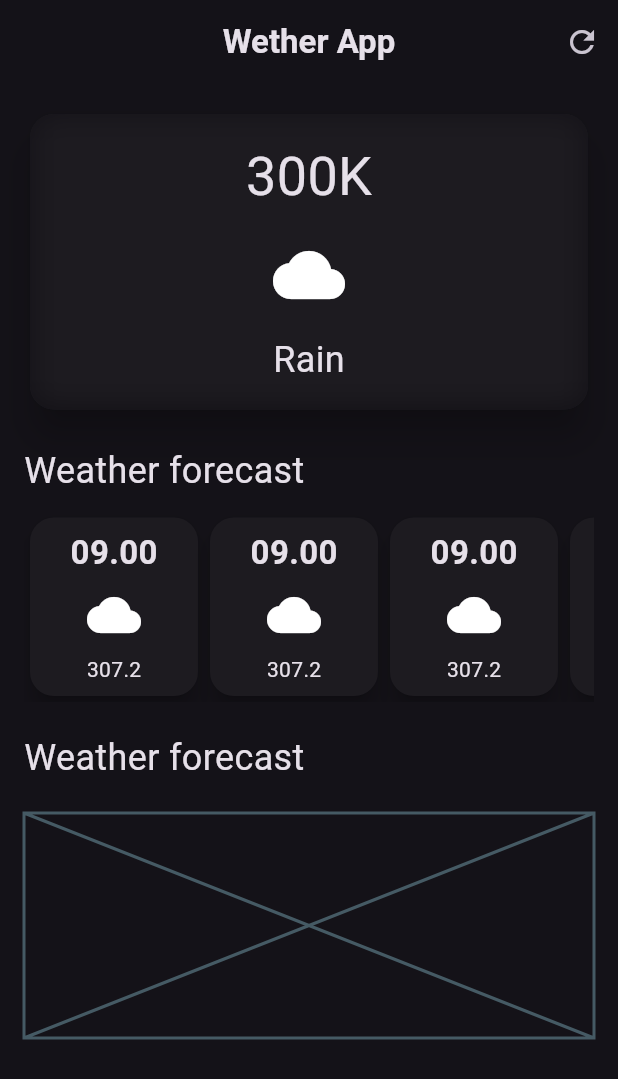
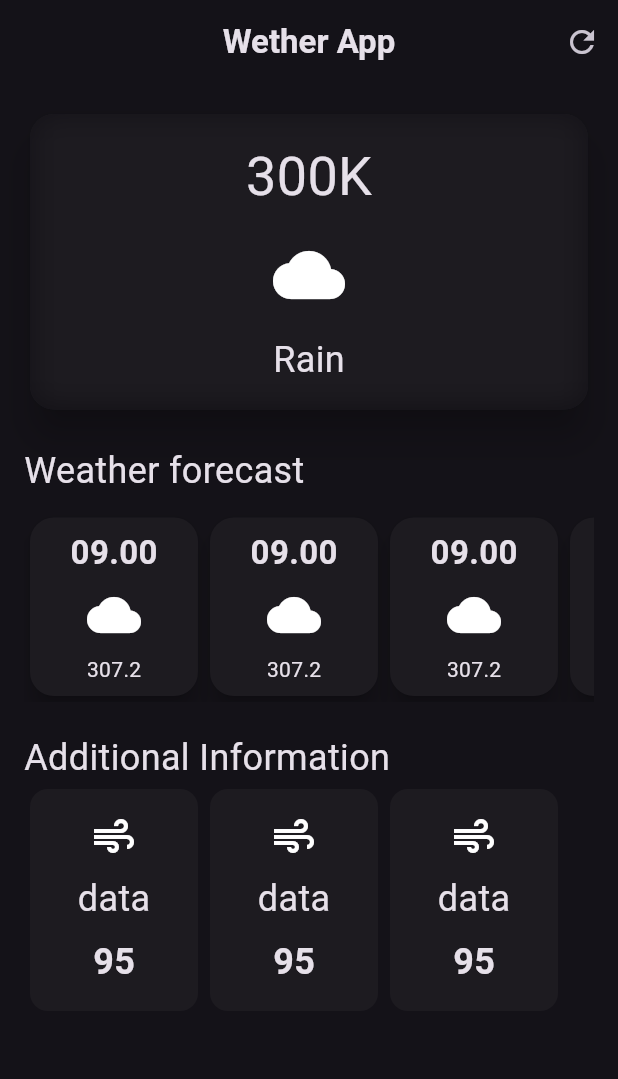
Before and after one commit to Tharnickanth/Weather-App, a Flutter app: the screen it shows after launch, on a phone screen of 412 x 824 dp. Shown: the top 1079 px of the screen. Run offline on Flutter 3.47's test engine with Material 3 defaults, Android fonts, the phone set to English and light mode, and no system bars.

Commit message:
Additional Information

```diff
--- a/lib/wether_screen.dart
+++ b/lib/wether_screen.dart
@@ -89,20 +89,58 @@ class Wether_Screen extends StatelessWidget {
               scrollDirection: Axis.horizontal,
               child: Row(
                 children: [
-                  Container(
+                  WeatherForecastCard(),
+                  WeatherForecastCard(),
+                  WeatherForecastCard(),
+                  WeatherForecastCard(),
+                  WeatherForecastCard(),
+                ],
+              ),
+            ),
+            SizedBox(
+              height: 20,
+            ),
+
+            //additional informatation
+            Text(
+              "Additional Information",
+              style: TextStyle(fontSize: 24),
+            ),
+
+            SingleChildScrollView(
+              scrollDirection: Axis.horizontal,
+              child: Row(
+                mainAxisAlignment: MainAxisAlignment.spaceEvenly,
+                children: [
+                  AdditionalInformationCard(),
+                  AdditionalInformationCard(),
+                  AdditionalInformationCard()
+                ],
+              ),
+            )
+          ],
+        ),
+      ),
+    );
+  }
+}
+
+class WeatherForecastCard extends StatelessWidget {
+  const WeatherForecastCard({super.key});
+  @override
+  Widget build(BuildContext context) {
+    return SizedBox(
       width: 120,
       child: Card(
         elevation: 6,
-                      shape: RoundedRectangleBorder(
-                          borderRadius: BorderRadius.circular(16)),
-                      child: Padding(
-                        padding: const EdgeInsets.all(8.0),
+        shape: RoundedRectangleBorder(borderRadius: BorderRadius.circular(16)),
+        child: const Padding(
+          padding: EdgeInsets.all(8.0),
           child: Column(
             children: [
               Text(
                 "09.00",
-                              style: const TextStyle(
-                                  fontSize: 22, fontWeight: FontWeight.bold),
+                style: TextStyle(fontSize: 22, fontWeight: FontWeight.bold),
               ),
               SizedBox(
                 height: 8,
@@ -119,150 +157,45 @@ class Wether_Screen extends StatelessWidget {
           ),
         ),
       ),
-                  ),
-                  Container(
+    );
+  }
+}
+
+class AdditionalInformationCard extends StatelessWidget {
+  const AdditionalInformationCard({super.key});
+
+  @override
+  Widget build(BuildContext context) {
+    return const SizedBox(
       width: 120,
       child: Card(
-                      elevation: 6,
-                      shape: RoundedRectangleBorder(
-                          borderRadius: BorderRadius.circular(16)),
+        elevation: 0,
         child: Padding(
-                        padding: const EdgeInsets.all(8.0),
+          padding: const EdgeInsets.all(16.0),
           child: Column(
             children: [
-                            Text(
-                              "09.00",
-                              style: const TextStyle(
-                                  fontSize: 22, fontWeight: FontWeight.bold),
+              Icon(
+                Icons.air,
+                size: 32,
               ),
               SizedBox(
                 height: 8,
               ),
-                            Icon(
-                              Icons.cloud,
-                              size: 36,
+              Text(
+                "data",
+                style: TextStyle(
+                  fontSize: 24,
+                ),
               ),
               SizedBox(
                 height: 8,
               ),
-                            Text("307.2")
+              Text(
+                "95",
+                style: TextStyle(fontSize: 24, fontWeight: FontWeight.bold),
+              )
             ],
           ),
-                      ),
-                    ),
-                  ),
-                  Container(
-                    width: 120,
-                    child: Card(
-                      elevation: 6,
-                      shape: RoundedRectangleBorder(
-                          borderRadius: BorderRadius.circular(16)),
-                      child: Padding(
-                        padding: const EdgeInsets.all(8.0),
-                        child: Column(
-                          children: [
-                            Text(
-                              "09.00",
-                              style: const TextStyle(
-                                  fontSize: 22, fontWeight: FontWeight.bold),
-                            ),
-                            SizedBox(
-                              height: 8,
-                            ),
-                            Icon(
-                              Icons.cloud,
-                              size: 36,
-                            ),
-                            SizedBox(
-                              height: 8,
-                            ),
-                            Text("307.2")
-                          ],
-                        ),
-                      ),
-                    ),
-                  ),
-                  Container(
-                    width: 120,
-                    child: Card(
-                      elevation: 6,
-                      shape: RoundedRectangleBorder(
-                          borderRadius: BorderRadius.circular(16)),
-                      child: Padding(
-                        padding: const EdgeInsets.all(8.0),
-                        child: Column(
-                          children: [
-                            Text(
-                              "09.00",
-                              style: const TextStyle(
-                                  fontSize: 22, fontWeight: FontWeight.bold),
-                            ),
-                            SizedBox(
-                              height: 8,
-                            ),
-                            Icon(
-                              Icons.cloud,
-                              size: 36,
-                            ),
-                            SizedBox(
-                              height: 8,
-                            ),
-                            Text("307.2")
-                          ],
-                        ),
-                      ),
-                    ),
-                  ),
-                  Container(
-                    width: 120,
-                    child: Card(
-                      elevation: 6,
-                      shape: RoundedRectangleBorder(
-                          borderRadius: BorderRadius.circular(16)),
-                      child: Padding(
-                        padding: const EdgeInsets.all(8.0),
-                        child: Column(
-                          children: [
-                            Text(
-                              "09.00",
-                              style: const TextStyle(
-                                  fontSize: 22, fontWeight: FontWeight.bold),
-                            ),
-                            SizedBox(
-                              height: 8,
-                            ),
-                            Icon(
-                              Icons.cloud,
-                              size: 36,
-                            ),
-                            SizedBox(
-                              height: 8,
-                            ),
-                            Text("307.2")
-                          ],
-                        ),
-                      ),
-                    ),
-                  ),
-                ],
-              ),
-            ),
-            SizedBox(
-              height: 20,
-            ),
-
-            //additional informatation
-            Text(
-              "Weather forecast",
-              style: TextStyle(fontSize: 24),
-            ),
-            SizedBox(
-              height: 20,
-            ),
-            Placeholder(
-              fallbackHeight: 150,
-            )
-          ],
         ),
       ),
     );
```
Lines whose indentation alone changed are shown as unchanged.
